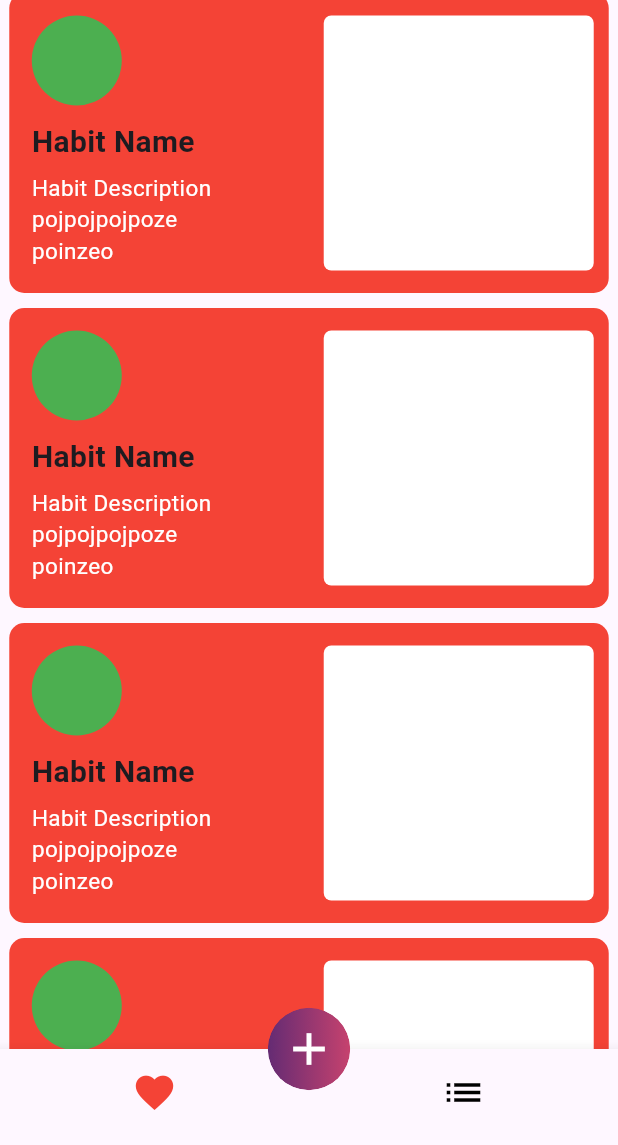
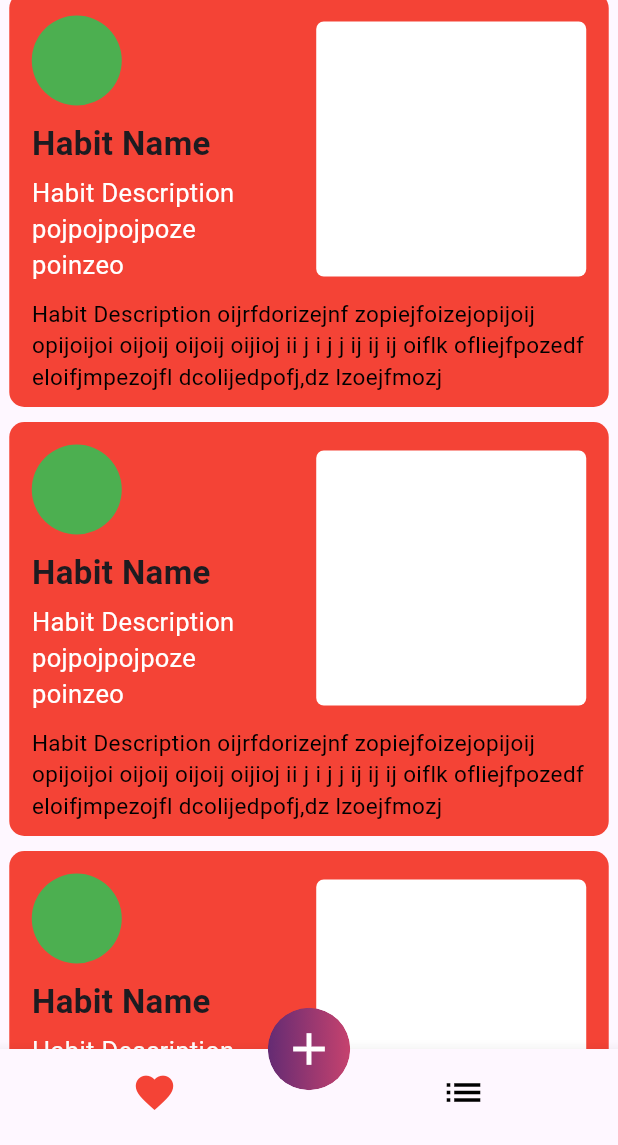
Before and after one commit to LucasThTrT/Progress, a Flutter app: the screen it shows after launch, after a tap on the "settings" icon, on a phone screen of 412 x 824 dp, the part 91-1236 px from its top. Run offline on Flutter 3.47's test engine with Material 3 defaults, Android fonts, the phone set to English and light mode, and no system bars; our stand-ins replace flutter_spinkit.

Commit message:
structuration + leading page

```diff
--- /dev/null
+++ b/progress_version_alpha/lib/Feed/feed.dart
@@ -0,0 +1,72 @@
+import 'package:flutter/material.dart';
+
+import '../Structure/myAppBar.dart';
+import '../Structure/myBottomNavigationBar.dart';
+import '../Structure/myFloatingActionButton.dart';
+import 'myCardContents.dart';
+
+class MyFeed extends StatelessWidget {
+  const MyFeed({super.key});
+
+  @override
+  Widget build(BuildContext context) {
+    return const MaterialApp(
+      title: 'Progress_v_alpha',  // Title of the feed
+      debugShowCheckedModeBanner: false, // To remove debug banner
+      home: MyFeedPage(),
+    );
+  }
+}
+
+class MyFeedPage extends StatelessWidget {
+  const MyFeedPage({super.key});
+
+  @override
+  Widget build(BuildContext context) {
+    return const Scaffold(
+      appBar: MyAppBar(), // Bar du haut
+      body: MyFeedView(),     // Corps de la page
+      bottomNavigationBar: MyBottomNavigationBar(), // Bar du bas
+      floatingActionButton: MyFloatingActionButton(), // Bouton flottant
+      floatingActionButtonLocation: FloatingActionButtonLocation.centerDocked, // Position du bouton flottant
+    ); // Custom AppBar
+  }
+}
+
+class MyFeedView extends StatelessWidget {
+  const MyFeedView({super.key});
+
+  @override
+  Widget build(BuildContext context) {
+    return ListView.builder(
+      itemCount: 5, // Number of items in the list
+      itemBuilder: (BuildContext context, int index) {
+        return MyCompletedHabit(key: UniqueKey());
+      },
+    );
+  }
+}
+
+// Custom widget for the card + a little space between the cards
+class MyCompletedHabit extends StatelessWidget {
+  const MyCompletedHabit({super.key});
+
+  @override
+  Widget build(BuildContext context) {
+    return Column(
+      children: [
+        // Container de la card
+        Container(
+          width: MediaQuery.of(context).size.width * 0.97, // Width set to 90% of the screen width
+          // Height: on ne le défini pas car il s'adapte a la taille du contenu
+          decoration: BoxDecoration(
+            color: Colors.red, // Background color of the container
+            borderRadius: BorderRadius.circular(10.0), // Border radius of the container
+          ),
+          child: const MyCardContents(), // Custom widget for the card
+        ),
+        const SizedBox(height: 10.0), // To give space between the containers
+      ],
+    );
+  }
+}
--- /dev/null
+++ b/progress_version_alpha/lib/Feed/myCardContents.dart
@@ -0,0 +1,79 @@
+// Custom widget for the content of the card
+import 'package:flutter/material.dart';
+
+class MyCardContents extends StatelessWidget {
+  const MyCardContents({super.key});
+
+  @override
+  Widget build(BuildContext context) {
+    return Column(
+      children: [
+        const SizedBox(height: 15.0), // To give space between the container and the text
+        Row(
+          children: [
+            const SizedBox(width: 15.0), // To give space between the container and the text
+            Column(
+              crossAxisAlignment: CrossAxisAlignment.start,
+              children: [
+                Container(
+                  width: 60.0, // Width of the container
+                  height: 60.0, // Height of the container
+                  decoration: const BoxDecoration(
+                    shape: BoxShape.circle, // Shape of the container
+                    color: Colors.green, // Background color of the container
+                  ),
+                ),
+                const SizedBox(height: 10.0), // To give space between the container and the text
+                const SizedBox(
+                  width: 150.0, // Width of the container
+                  child: Text(
+                    'Habit Name', // Text to be displayed
+                    style: TextStyle(
+                      fontSize: 22.0, // Font size of the text
+                      fontWeight: FontWeight.bold, // Font weight of the text
+                    ),
+                    textAlign: TextAlign.left, // Alignement du texte
+                  ),
+                ),
+                const SizedBox(height: 5.0), // To give space between the container and the text
+                const SizedBox( // Pour limiter la largeur du texte
+                  width: 150.0, // Width of the container
+                  child: Text(  // !!! Il faudra fixer la taille limite du texte
+                    'Habit Description pojpojpojpoze poinzeo', // Text to be displayed
+                    style: TextStyle(
+                      fontSize: 17.0, // Font size of the text
+                      color: Colors.white, // Color of the text
+                    ),
+                    textAlign: TextAlign.left, // Alignement du texte
+                  ),
+                ),
+              ],
+            ),
+            const Spacer(), // Pour pousser mon container a droite
+            Container(
+              width: 180.0, // Width of the container
+              height: 170.0, // Height of the container
+              decoration: BoxDecoration(
+                borderRadius: BorderRadius.circular(5.0),
+                color: Colors.white, // Border radius of the container
+              )
+            ),
+            const SizedBox(width: 15.0), // To give space between the container and the text
+          ],
+        ),
+        const SizedBox(height: 10.0), // To give space between the container and the text
+        const Padding(
+          padding: EdgeInsets.symmetric(horizontal: 15.0),
+          child: Text(
+            'Habit Description oijrfdorizejnf zopiejfoizejopijoij opijoijoi oijoij oijoij oijioj ii j i j j ij ij ij oiflk ofliejfpozedf eloifjmpezojfl dcolijedpofj,dz lzoejfmozj', // Text to be displayed
+            style: TextStyle(
+              fontSize: 15.0, // Font size of the text
+              color: Colors.black, // Color of the text
+            ),
+          ),
+        ),
+        const SizedBox(height: 10.0), // To give space between the container and the text
+      ],
+    );
+  }
+}
--- /dev/null
+++ b/progress_version_alpha/lib/Structure/myAppBar.dart
@@ -0,0 +1,39 @@
+import 'package:flutter/material.dart';
+
+class MyAppBar extends StatelessWidget implements PreferredSizeWidget {
+  const MyAppBar({super.key});
+
+  // PreferredSizeWidget is used to set the height of the AppBar
+  @override
+  Size get preferredSize => const Size.fromHeight(56.0); // Height of the AppBar
+
+  @override
+  Widget build(BuildContext context) {
+    return AppBar(
+      title:
+        const Text('Progress_v_alpha'), // Title of the AppBar
+      centerTitle: true, // To center the title
+      backgroundColor: Colors.white10, // Background color of the AppBar
+
+      // Bouton a gauche
+      // Sert a filtrer ce que je veux voir on non dans mon fil d'actualité
+      leading: IconButton(
+        icon: const Icon(Icons.settings), // Icon for menu
+        onPressed: () {}, // Action to be performed on click
+      ),
+
+      // Bouton(s) a droite
+      actions: <Widget>[
+        // Si je veux rajouter une autre action
+        /* IconButton(
+          icon: Icon(Icons.search), // Icon for search
+          onPressed: () {}, // Action to be performed on click
+        ), */
+        IconButton(
+          icon: const Icon(Icons.filter_list), // Icon for see activity of your friends
+          onPressed: () {}, // Action to be performed on click
+        ),
+      ],
+    );
+  }
+}
--- /dev/null
+++ b/progress_version_alpha/lib/Structure/myBottomNavigationBar.dart
@@ -0,0 +1,29 @@
+import 'package:flutter/material.dart';
+
+class MyBottomNavigationBar extends StatelessWidget {
+  const MyBottomNavigationBar({super.key});
+
+  @override
+  Widget build(BuildContext context) {
+    return BottomNavigationBar(
+      items: const [
+        // Button pour le feed = Home
+        BottomNavigationBarItem(
+              icon: Icon(Icons.favorite),
+              label: 'feed',
+            ),
+
+        // Button pour les publicatrions et liste de mes habitudes
+            BottomNavigationBarItem(
+              icon: Icon(Icons.list),
+              label: 'Mes habitudes',
+            ),
+          ],
+      selectedItemColor: Colors.red,      // Color of the selected item
+      unselectedItemColor: Colors.black,  // Color of the unselected item
+      showSelectedLabels: false,            // To hide the selected label
+      showUnselectedLabels: false,          // To hide the unselected label
+      iconSize: 30.0,                       // Size of the icon
+    );
+  }
+}
--- /dev/null
+++ b/progress_version_alpha/lib/Structure/myFloatingActionButton.dart
@@ -0,0 +1,33 @@
+import 'package:flutter/material.dart';
+
+class MyFloatingActionButton extends StatelessWidget {
+  const MyFloatingActionButton({super.key});
+
+  @override
+  Widget build(BuildContext context) {
+    return ClipOval( // Permet d'avoir l'ombre du bouton flottant en forme de cercle
+      child: Container(
+        height: 55.0, // Height of the button
+        width: 55.0, // Width of the button
+        decoration: const BoxDecoration(
+          shape: BoxShape.circle, // Shape of the button
+          gradient: LinearGradient(
+            colors: [
+              Color(0xFF642b73),  // Code couleur: 642b73
+              Color(0xFFc6426e),  // Code couleur: c6426e
+            ],
+          ),
+        ),
+        child: FloatingActionButton(
+          onPressed: () {}, // Icon for the button
+          backgroundColor: Colors.transparent, // Background color of the button
+          elevation: 0.0, // Action to be performed on click
+          child: const Icon(
+            Icons.add,
+            size: 36,
+            color: Colors.white,), // Elevation of the button
+        ),
+      ),
+    );
+  }
+}
--- a/progress_version_alpha/lib/main.dart
+++ b/progress_version_alpha/lib/main.dart
@@ -1,4 +1,7 @@
+// main.dart
 import 'package:flutter/material.dart';
+import 'package:progress_version_alpha/Feed/feed.dart';
+import 'package:flutter_spinkit/flutter_spinkit.dart';
 
 void main() {
   runApp(const MyApp());
@@ -9,223 +12,61 @@ class MyApp extends StatelessWidget {
 
   @override
   Widget build(BuildContext context) {
-    return const MaterialApp(
-      title: 'Progress_v_alpha',  // Title of the app
-      debugShowCheckedModeBanner: false, // To remove debug banner
-      home: MyHomePage(),
-    );
-  }
-}
-
-class MyHomePage extends StatelessWidget {
-  const MyHomePage({super.key});
-
-  @override
-  Widget build(BuildContext context) {
-    return const Scaffold(
-      appBar: MyAppBar(), // Bar du haut
-      body: MyFeed(),     // Corps de la page
-      bottomNavigationBar: MyBottomNavigationBar(), // Bar du bas
-      floatingActionButton: MyFloatingActionButton(), // Bouton flottant
-      floatingActionButtonLocation: FloatingActionButtonLocation.centerDocked, // Position du bouton flottant
-    ); // Custom AppBar
-  }
-}
-
-class MyAppBar extends StatelessWidget implements PreferredSizeWidget {
-  const MyAppBar({super.key});
-
-  // PreferredSizeWidget is used to set the height of the AppBar
-  @override
-  Size get preferredSize => const Size.fromHeight(56.0); // Height of the AppBar
-
-  @override
-  Widget build(BuildContext context) {
-    return AppBar(
-      title:
-        const Text('Progress_v_alpha'), // Title of the AppBar
-      centerTitle: true, // To center the title
-      backgroundColor: Colors.white10, // Background color of the AppBar
-
-      // Bouton a gauche
-      // Sert a filtrer ce que je veux voir on non dans mon fil d'actualité
-      leading: IconButton(
-        icon: const Icon(Icons.settings), // Icon for menu
-        onPressed: () {}, // Action to be performed on click
-      ),
-
-      // Bouton(s) a droite
-      actions: <Widget>[
-        // Si je veux rajouter une autre action
-        /* IconButton(
-          icon: Icon(Icons.search), // Icon for search
-          onPressed: () {}, // Action to be performed on click
-        ), */
-        IconButton(
-          icon: const Icon(Icons.filter_list), // Icon for see activity of your friends
-          onPressed: () {}, // Action to be performed on click
-        ),
-      ],
-    );
-  }
-}
-
-class MyFeed extends StatelessWidget {
-  const MyFeed({super.key});
-
-  @override
-  Widget build(BuildContext context) {
-    return ListView.builder(
-      itemCount: 5, // Number of items in the list
-      itemBuilder: (BuildContext context, int index) {
-        return MyCompletedHabit(key: UniqueKey());
+    return MaterialApp(
+      home: const SplashScreen(),
+      debugShowCheckedModeBanner: false,
+      routes: {
+        '/feed': (context) => const MyFeed(),
       },
     );
   }
 }
 
-class MyBottomNavigationBar extends StatelessWidget {
-  const MyBottomNavigationBar({super.key});
+class SplashScreen extends StatefulWidget {
+  const SplashScreen({super.key});
+
+  @override
+  // ignore: library_private_types_in_public_api
+  _SplashScreenState createState() => _SplashScreenState();
+}
+
+class _SplashScreenState extends State<SplashScreen> {
+  @override
+  void initState() {
+    super.initState();
+    _navigateToFeed();
+  }
+
+  _navigateToFeed() async {
+    await Future.delayed(const Duration(seconds: 3), () {}); // Wait for 3 seconds
+    // ignore: use_build_context_synchronously
+    Navigator.pushReplacementNamed(context, '/feed'); // Navigate to FeedScreen
+  }
 
   @override
   Widget build(BuildContext context) {
-    return BottomNavigationBar(
-      items: const [
-        // Button pour le feed = Home
-        BottomNavigationBarItem(
-              icon: Icon(Icons.favorite),
-              label: 'feed',
+    return const Scaffold(
+      body: Center(
+        child: Column(
+          mainAxisAlignment: MainAxisAlignment.center,
+          crossAxisAlignment: CrossAxisAlignment.center,
+          children: [
+            SpinKitCircle(
+              color: Colors.blue,
+              size: 100.0,
             ),
-
-        // Button pour les publicatrions et liste de mes habitudes
-            BottomNavigationBarItem(
-              icon: Icon(Icons.list),
-              label: 'Mes habitudes',
+            SizedBox(height: 20),
+            Text(
+              "Je suis honnête, pour le moment ça ne sert à rien. Mais ça va permettre de faire la requête à l'API et de récupérer les données.",
+              textAlign: TextAlign.center,
+              style: TextStyle(
+                fontSize: 20,
+                color: Colors.black,
+              )
             ),
           ],
-      selectedItemColor: Colors.red,      // Color of the selected item
-      unselectedItemColor: Colors.black,  // Color of the unselected item
-      showSelectedLabels: false,            // To hide the selected label
-      showUnselectedLabels: false,          // To hide the unselected label
-      iconSize: 30.0,                       // Size of the icon
-    );
-  }
-}
-
-
-class MyFloatingActionButton extends StatelessWidget {
-  const MyFloatingActionButton({super.key});
-
-  @override
-  Widget build(BuildContext context) {
-    return ClipOval( // Permet d'avoir l'ombre du bouton flottant en forme de cercle
-      child: Container(
-        height: 55.0, // Height of the button
-        width: 55.0, // Width of the button
-        decoration: const BoxDecoration(
-          shape: BoxShape.circle, // Shape of the button
-          gradient: LinearGradient(
-            colors: [
-              Color(0xFF642b73),  // Code couleur: 642b73
-              Color(0xFFc6426e),  // Code couleur: c6426e
-            ],
-          ),
-        ),
-        child: FloatingActionButton(
-          onPressed: () {}, // Icon for the button
-          backgroundColor: Colors.transparent, // Background color of the button
-          elevation: 0.0, // Action to be performed on click
-          child: const Icon(
-            Icons.add,
-            size: 36,
-            color: Colors.white,), // Elevation of the button
         ),
       ),
     );
   }
 }
-
-// Custom widget for the card + a little space between the cards
-class MyCompletedHabit extends StatelessWidget {
-  const MyCompletedHabit({super.key});
-
-  @override
-  Widget build(BuildContext context) {
-    return Column(
-      children: [
-        // Container de la card
-        Container(
-          width: MediaQuery.of(context).size.width * 0.97, // Width set to 90% of the screen width
-          // Height: on ne le défini pas car il s'adapte a la taille du contenu
-          height: 200.0, // Height of the container
-          decoration: BoxDecoration(
-            color: Colors.red, // Background color of the container
-            borderRadius: BorderRadius.circular(10.0), // Border radius of the container
-          ),
-          child: const MyCardContents(), // Custom widget for the card
-        ),
-        const SizedBox(height: 10.0), // To give space between the containers
-      ],
-    );
-  }
-}
-
-// Custom widget for the content of the card
-class MyCardContents extends StatelessWidget {
-  const MyCardContents({super.key});
-
-  @override
-  Widget build(BuildContext context) {
-    return Row(
-      children: [
-        const SizedBox(width: 15.0), // To give space between the container and the text
-        Column(
-          crossAxisAlignment: CrossAxisAlignment.start,
-          children: [
-            const SizedBox(height: 15.0), // To give space between the container and the text
-            Container(
-              width: 60.0, // Width of the container
-              height: 60.0, // Height of the container
-              decoration: const BoxDecoration(
-                shape: BoxShape.circle, // Shape of the container
-                color: Colors.green, // Background color of the container
-              ),
-            ),
-            const SizedBox(height: 10.0), // To give space between the container and the text
-            const SizedBox(
-              width: 150.0, // Width of the container
-              child: Text(
-                'Habit Name', // Text to be displayed
-                style: TextStyle(
-                  fontSize: 20.0, // Font size of the text
-                  fontWeight: FontWeight.bold, // Font weight of the text
-                ),
-              ),
-            ),
-            const SizedBox(height: 5.0), // To give space between the container and the text
-            const SizedBox( // Pour limiter la largeur du texte
-              width: 150.0, // Width of the container
-              child: Text(  // !!! Il faudra fixer la taille limite du texte
-                'Habit Description pojpojpojpoze poinzeo', // Text to be displayed
-                style: TextStyle(
-                  fontSize: 15.0, // Font size of the text
-                  color: Colors.white, // Color of the text
-                ),
-              ),
-            ),
-          ],
-        ),
-        const Spacer(), // Pour pousser mon container a droite
-        Container(
-          width: 180.0, // Width of the container
-          height: 170.0, // Height of the container
-          decoration: BoxDecoration(
-            borderRadius: BorderRadius.circular(5.0),
-            color: Colors.white, // Border radius of the container
-          )
-        ),
-        const SizedBox(width: 10.0), // To give space between the container and the text
-      ],
-    );
-  }
-}
--- a/progress_version_alpha/pubspec.yaml
+++ b/progress_version_alpha/pubspec.yaml
@@ -30,6 +30,7 @@ environment:
 dependencies:
   flutter:
     sdk: flutter
+  flutter_spinkit: ^5.1.0
 
 
   # The following adds the Cupertino Icons font to your application.
```
Also changed, not shown: progress_version_alpha/pubspec.lock, 1 other file.
